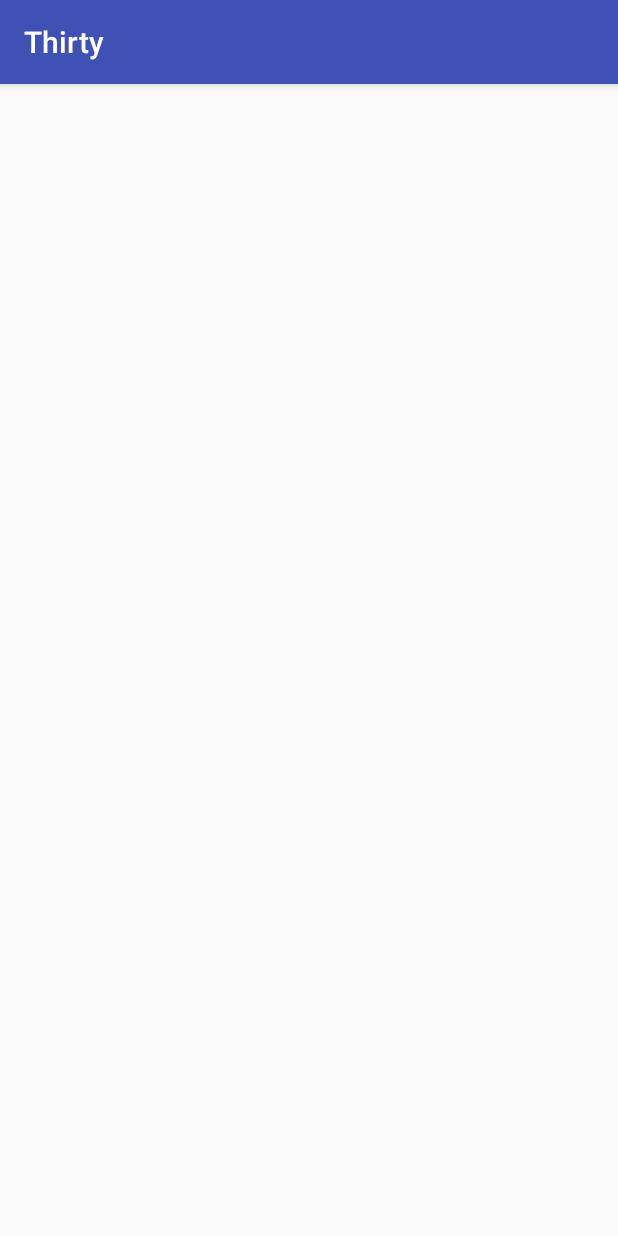
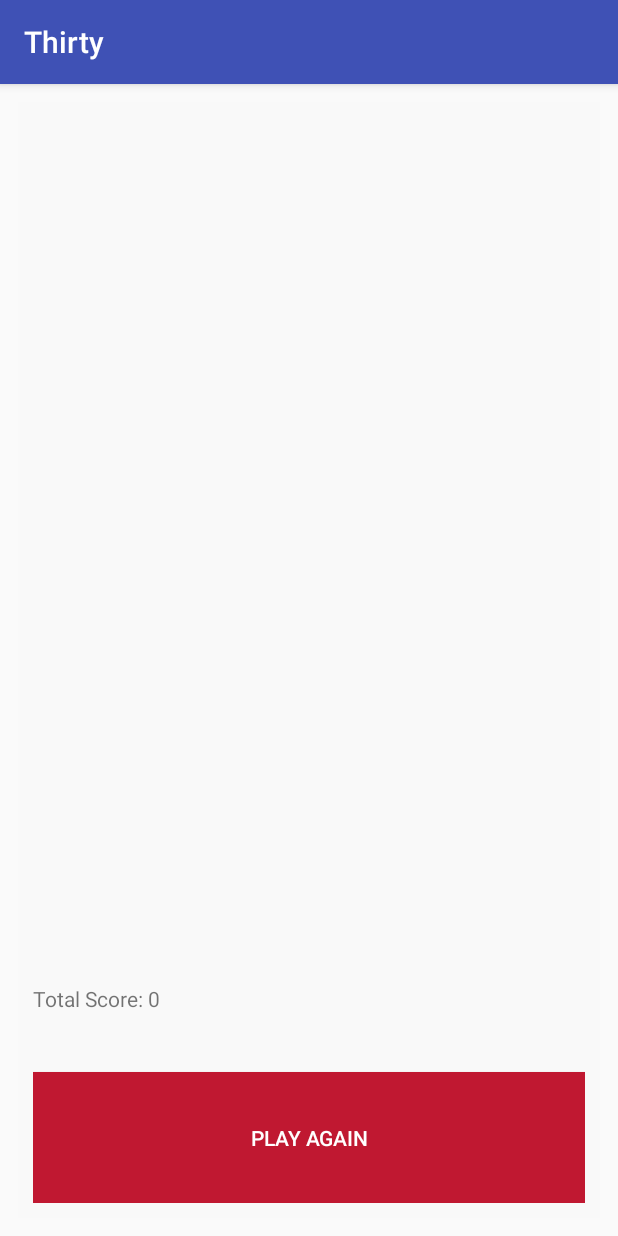
Before and after one commit to konglobemeralt/AndroidDev, an Android app: the EndGameActivity screen opened directly, with no data from a screen before it, on a phone screen of 412 x 824 dp. Run offline under Robolectric (Android 15) with nearby library versions, the phone set to English and light mode, and no system bars.

Commit message:
Started implemeniting endGame activity

```diff
--- a/Thirty/app/src/main/java/com/jesperblidkvist/android/thirty/EndGameActivity.java
+++ b/Thirty/app/src/main/java/com/jesperblidkvist/android/thirty/EndGameActivity.java
@@ -1,13 +1,27 @@
 package com.jesperblidkvist.android.thirty;
 
+import android.content.Intent;
 import android.support.v7.app.AppCompatActivity;
 import android.os.Bundle;
+import android.widget.TextView;
+
+import com.jesperblidkvist.android.thirty.model.ThirtyGame;
 
 public class EndGameActivity extends AppCompatActivity {
+
+    private TextView mTotalPoints;
 
     @Override
     protected void onCreate(Bundle savedInstanceState) {
         super.onCreate(savedInstanceState);
         setContentView(R.layout.activity_end_game);
+
+        Intent intent = getIntent();
+        int totalScore = intent.getIntExtra(ThirtyActivity.EXTRA_SCORE, 0);
+
+       mTotalPoints = (TextView) findViewById(R.id.totalPointsStringEndGame);
+       mTotalPoints.setText("Total Score: " + Integer.toString(totalScore));
+
+
     }
 }
--- a/Thirty/app/src/main/java/com/jesperblidkvist/android/thirty/ThirtyActivity.java
+++ b/Thirty/app/src/main/java/com/jesperblidkvist/android/thirty/ThirtyActivity.java
@@ -1,6 +1,7 @@
 package com.jesperblidkvist.android.thirty;
 
 import android.content.Context;
+import android.content.Intent;
 import android.support.v7.app.AppCompatActivity;
 import android.os.Bundle;
 import android.util.Log;
@@ -16,6 +17,8 @@ import java.util.ArrayList;
 import java.util.List;
 
 public class ThirtyActivity extends AppCompatActivity {
+
+    public static final String EXTRA_SCORE = "com.example.ThirtyActivty.SCORE";
 
     private ThirtyGame game;
     private Button mRollDiceButton;
@@ -68,9 +71,16 @@ public class ThirtyActivity extends AppCompatActivity {
         mEndTurnButton = (Button) findViewById(R.id.endTurnButton);
         mEndTurnButton.setOnClickListener(new Button.OnClickListener() {
             public void onClick(View v) {
-                        game.endTurn();
-                        updateDices();
-                        updateStrings();
+                        if(game.playPossible()){
+                            game.endTurn();
+                            updateDices();
+                            updateStrings();
+                        }
+                        else{
+                            endGame(v);
+                        }
+
+
 
                 //Log.d("ThirtyActivity", game.toString());
             }
@@ -164,4 +174,14 @@ public class ThirtyActivity extends AppCompatActivity {
         mRoundPoints.setText("Current selection: " + Integer.toString(game.getRoundScore()));
         mTotalPoints.setText("Total Points: " + Integer.toString(game.getTotalScore()));
     }
+
+    /**
+     * Ends game, starting end game activity
+     */
+    public void endGame(View view) {
+        Intent intent = new Intent(this, EndGameActivity.class);
+        int totalScore = this.game.getTotalScore();
+        intent.putExtra(EXTRA_SCORE, totalScore);
+        startActivity(intent);
+    }
 }
--- a/Thirty/app/src/main/java/com/jesperblidkvist/android/thirty/model/ThirtyGame.java
+++ b/Thirty/app/src/main/java/com/jesperblidkvist/android/thirty/model/ThirtyGame.java
@@ -270,6 +270,10 @@ private void calculateLow(){
             gameStatus = "Only two redos per turn!";
             return false;
         }
+        else if(roundCount == 10){
+            gameStatus = "Game over!";
+            return false;
+        }
 
         else{
             gameStatus = "Playing as normal";
--- a/Thirty/app/src/main/res/layout/activity_end_game.xml
+++ b/Thirty/app/src/main/res/layout/activity_end_game.xml
@@ -1,10 +1,34 @@
 <?xml version="1.0" encoding="utf-8"?>
-<android.support.constraint.ConstraintLayout
-    xmlns:android="http://schemas.android.com/apk/res/android"
-    xmlns:app="http://schemas.android.com/apk/res-auto"
-    xmlns:tools="http://schemas.android.com/tools"
-    android:layout_width="match_parent"
-    android:layout_height="match_parent"
-    tools:context="com.jesperblidkvist.android.thirty.EndGameActivity">
+<LinearLayout xmlns:android="http://schemas.android.com/apk/res/android"
+              xmlns:app="http://schemas.android.com/apk/res-auto"
+              android:layout_width="match_parent"
+              android:layout_height="fill_parent"
+              android:layout_margin="12dp"
+              android:background="#f9f9f9"
+              android:orientation="vertical"
+              android:padding="10dp"
+              android:gravity="bottom|center"
+              android:weightSum="1">
 
-</android.support.constraint.ConstraintLayout>
+
+    <TextView
+        android:id="@+id/totalPointsStringEndGame"
+        android:layout_width="match_parent"
+        android:layout_height="wrap_content"
+        android:layout_weight="0.06"
+        android:text="@string/total_score_endgame"/>
+
+
+    <Button
+            android:id="@+id/playAgainButton"
+            android:layout_width="match_parent"
+            android:layout_height="wrap_content"
+            android:layout_weight="0.06"
+            android:background="#C01831"
+            android:onClick="meonFb"
+            android:text="@string/play_again_button"
+            android:textColor="#ffffff"/>
+
+
+
+</LinearLayout>
--- a/Thirty/app/src/main/res/values/strings.xml
+++ b/Thirty/app/src/main/res/values/strings.xml
@@ -5,4 +5,6 @@
     <string name="total_score">Total Points: </string>
     <string name="round_score">Current selection: </string>
     <string name="low_string">Low: </string>
+    <string name="total_score_endgame">Total score was: </string>
+    <string name="play_again_button">Play again</string>
 </resources>
```
